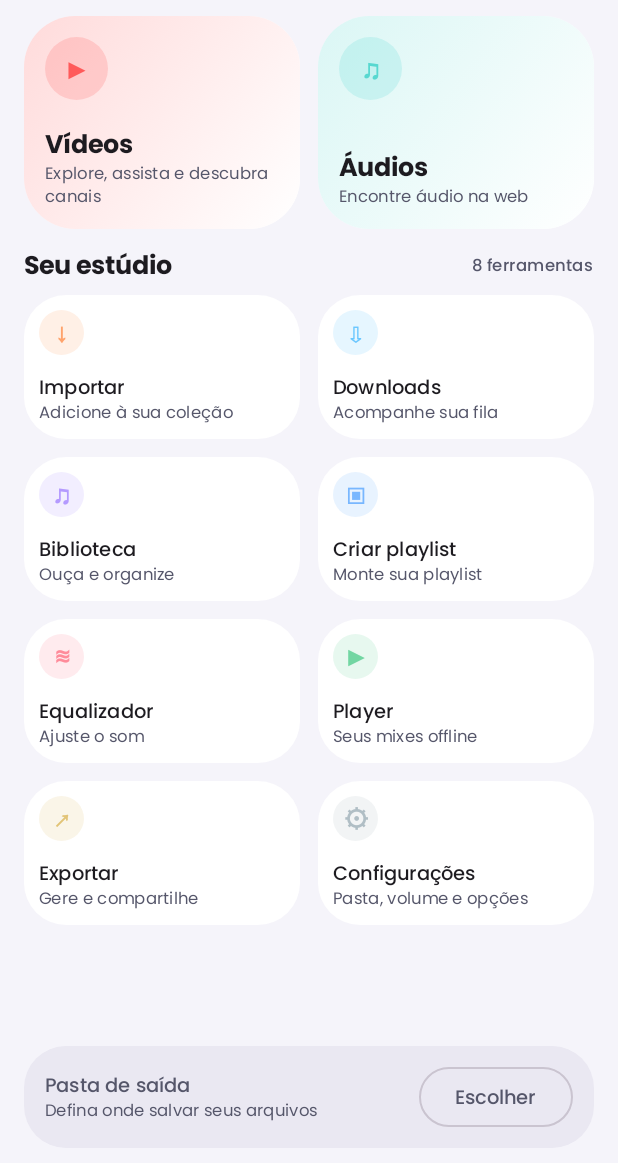
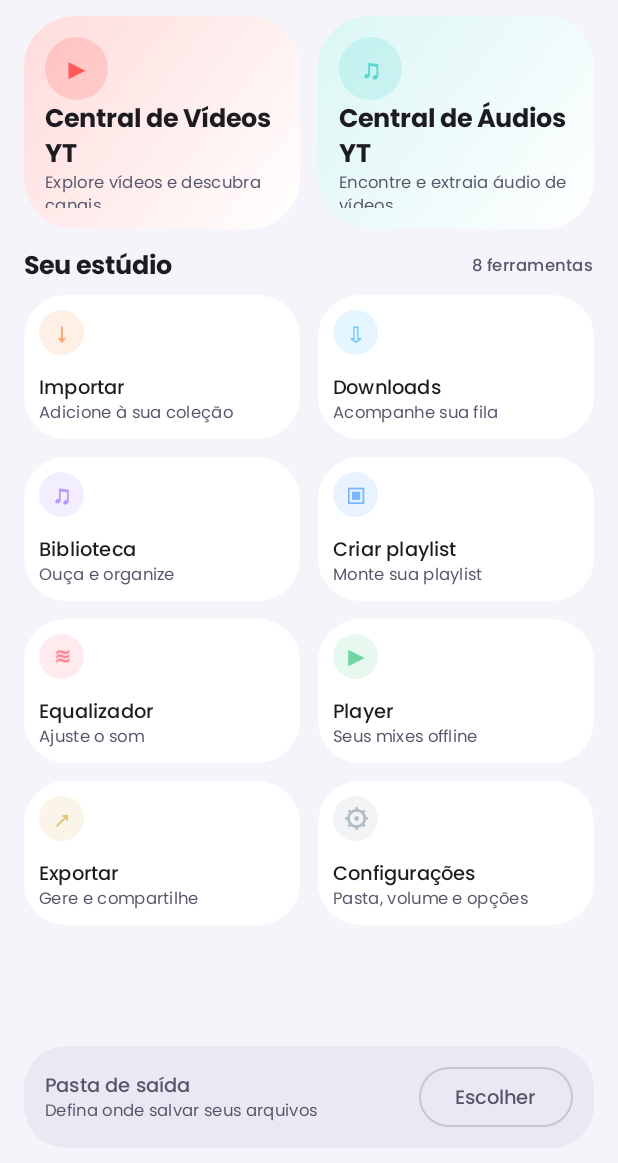
Before and after one commit to Kyra2214/MixTapeMp3, an Android app built with Jetpack Compose: the screen it shows after launch (MainActivity), on a phone screen of 412 x 824 dp, the part 73-1236 px from its top. Run offline under Robolectric (Android 15) with nearby library versions, the phone set to English and light mode, and no system bars; our stand-ins replace Room's generated code.

Commit message:
Rename YouTube home centers

```diff
--- a/app/src/main/java/com/cdvirtual/app/feature/home/HomeScreen.kt
+++ b/app/src/main/java/com/cdvirtual/app/feature/home/HomeScreen.kt
@@ -91,16 +91,16 @@ fun HomeScreen(onNavigate: (Destination) -> Unit) {
             horizontalArrangement = Arrangement.spacedBy(12.dp)
         ) {
             HomeCentralCard(
-                title = "Vídeos",
-                subtitle = "Explore, assista e descubra canais",
+                title = "Central de Vídeos YT",
+                subtitle = "Explore vídeos e descubra canais",
                 symbol = "▶",
                 tint = Color(0xFFFF5A5A),
                 modifier = Modifier.weight(1f),
                 onClick = { onNavigate(Destination.YouTube) }
             )
             HomeCentralCard(
-                title = "Áudios",
-                subtitle = "Encontre áudio na web",
+                title = "Central de Áudios YT",
+                subtitle = "Encontre e extraia áudio de vídeos",
                 symbol = "♫",
                 tint = Color(0xFF58D8D0),
                 modifier = Modifier.weight(1f),
```
